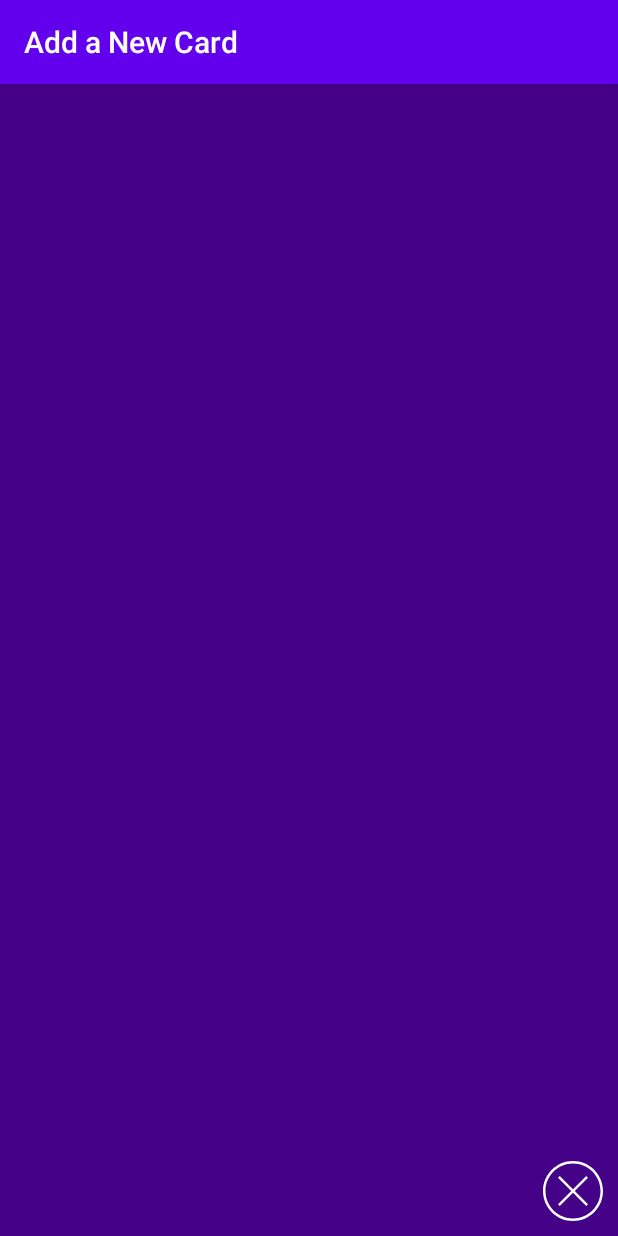
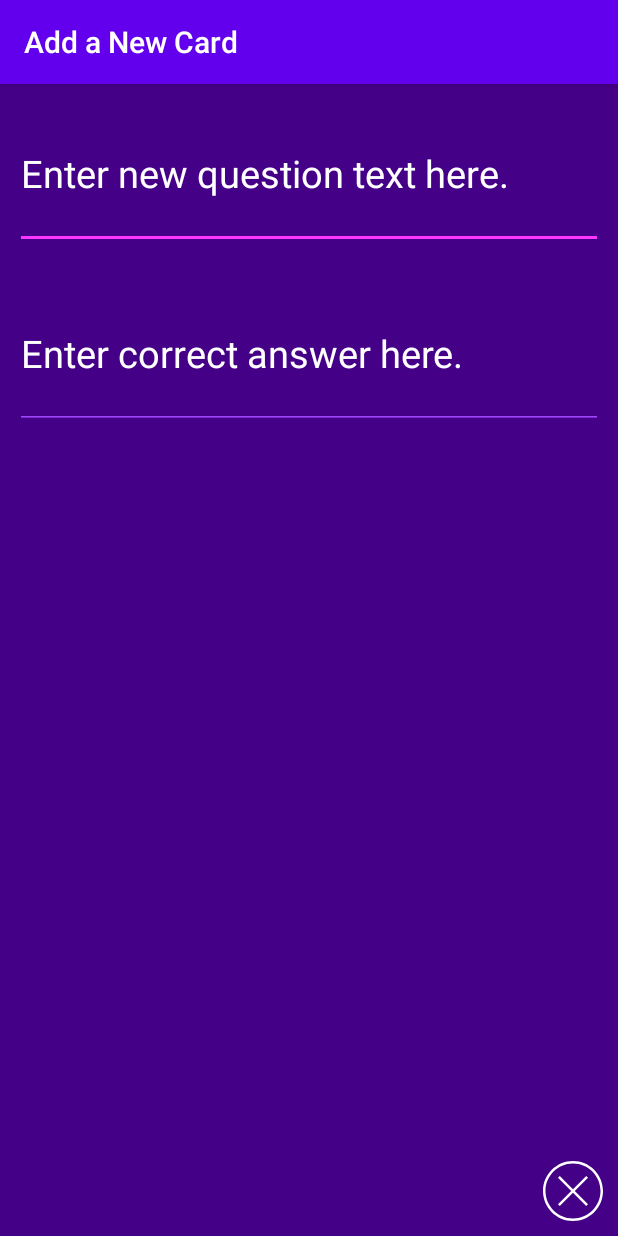
Before and after one commit to melissa-perez/FlashCards, an Android app: the AddCardActivity screen opened directly, with no data from a screen before it, on a phone screen of 412 x 824 dp. Run offline under Robolectric (Android 15) with nearby library versions, the phone set to English and light mode, and no system bars.

Commit message:
added changes to how mc answers display and question and answer

```diff
--- a/app/src/main/java/com/example/flashcards/MainActivity.java
+++ b/app/src/main/java/com/example/flashcards/MainActivity.java
@@ -12,7 +12,7 @@ import android.widget.TextView;
 
 
 public class MainActivity extends AppCompatActivity {
-    boolean isShowingAnswers = true;
+    boolean isShowingAnswers = false;
     @Override
     protected void onCreate(Bundle savedInstanceState) {
         super.onCreate(savedInstanceState);
@@ -21,7 +21,7 @@ public class MainActivity extends AppCompatActivity {
 
         TextView flashcardQuestion = findViewById(R.id.flashcard_question);
         TextView flashcardAnswer = findViewById(R.id.flashcard_answer);
-        ImageView eyeToggle = findViewById(R.id.hide_icon);
+        ImageView eyeToggle = findViewById(R.id.unhide_icon);
         ImageView addCard = findViewById(R.id.add_icon);
         TextView wrongAnswer1 = findViewById(R.id.choice1);
         TextView wrongAnswer2 = findViewById(R.id.choice2);
@@ -71,19 +71,19 @@ public class MainActivity extends AppCompatActivity {
         eyeToggle.setOnClickListener(new View.OnClickListener() {
             @Override
             public void onClick(View v){
-                if(isShowingAnswers) {
-                    isShowingAnswers = false;
+                if(!isShowingAnswers) {
+                    isShowingAnswers = true;
+                    eyeToggle.setImageResource(R.drawable.ic_iconmonstr_eye_off_thin);
+                    correctAnswer.setVisibility(View.VISIBLE);
+                    wrongAnswer1.setVisibility(View.VISIBLE);
+                    wrongAnswer2.setVisibility(View.VISIBLE);
+                }
+                else{
                     eyeToggle.setImageResource(R.drawable.ic_iconmonstr_eye_thin);
                     correctAnswer.setVisibility(View.INVISIBLE);
                     wrongAnswer1.setVisibility(View.INVISIBLE);
                     wrongAnswer2.setVisibility(View.INVISIBLE);
-                }
-                else{
-                    eyeToggle.setImageResource(R.drawable.ic_iconmonstr_eye_off_thin);
-                    correctAnswer.setVisibility(View.VISIBLE);
-                    wrongAnswer1.setVisibility(View.VISIBLE);
-                    wrongAnswer2.setVisibility(View.VISIBLE);
-                    isShowingAnswers = true;
+                    isShowingAnswers = false;
                 }
             }
         });
--- a/app/src/main/res/layout/activity_add_card.xml
+++ b/app/src/main/res/layout/activity_add_card.xml
@@ -23,4 +23,36 @@
         android:layout_marginBottom="10dp"
         android:tint="@color/white"/>
 
+    <EditText
+        android:id="@+id/editQuestionField"
+        android:layout_width="match_parent"
+        android:layout_height="100dp"
+        android:layout_marginStart="10dp"
+        android:layout_marginTop="10dp"
+        android:layout_marginEnd="10dp"
+        android:layout_marginBottom="10dp"
+        android:textSize="25dp"
+        android:inputType="textMultiLine"
+        android:hint="Enter new question text here."
+        android:textColorHint="@color/white"
+        android:textColor="@color/white"
+        android:backgroundTint="@color/shock_pink"/>
+
+    <EditText
+        android:id="@+id/editAnswerField"
+        android:layout_width="match_parent"
+        android:layout_height="100dp"
+        android:layout_marginStart="10dp"
+        android:layout_marginTop="10dp"
+        android:layout_marginEnd="10dp"
+        android:layout_marginBottom="10dp"
+        android:textSize="25dp"
+        android:inputType="textMultiLine"
+        android:hint="Enter correct answer here."
+        android:textColorHint="@color/white"
+        android:textColor="@color/white"
+        android:backgroundTint="@color/shock_purple"
+        android:layout_below="@id/editQuestionField"/>
+
+
 </RelativeLayout>
--- a/app/src/main/res/layout/activity_main.xml
+++ b/app/src/main/res/layout/activity_main.xml
@@ -51,6 +51,7 @@
         android:layout_marginBottom="10dp"
         android:textSize="30dp"
         android:textColor="#f6f5f5"
+        android:visibility="invisible"
         android:layout_below="@id/flashcard_question"/>
 
     <TextView
@@ -65,6 +66,7 @@
         android:layout_marginBottom="10dp"
         android:gravity="center"
         android:textSize="30dp"
+        android:visibility="invisible"
         android:textColor="#f6f5f5"
         android:layout_below="@id/choice1"/>
 
@@ -80,6 +82,7 @@
         android:layout_marginBottom="10dp"
         android:gravity="center"
         android:textSize="30dp"
+        android:visibility="invisible"
         android:textColor="#f6f5f5"
         android:layout_below="@id/choice2"/>
 
@@ -94,7 +97,6 @@
         android:layout_marginTop="10dp"
         android:layout_marginEnd="10dp"
         android:layout_marginBottom="10dp"
-        android:visibility="invisible"
         android:tint="@color/white"/>
 
     <ImageView
@@ -108,6 +110,7 @@
         android:layout_marginTop="10dp"
         android:layout_marginEnd="10dp"
         android:layout_marginBottom="10dp"
+        android:visibility="invisible"
         android:tint="@color/white"/>
 
     <ImageView
```
Also changed, not shown: app/src/main/res/images/iconmonstr-eye-off-thin.svg (deleted), app/src/main/res/images/iconmonstr-eye-thin.svg (deleted).
